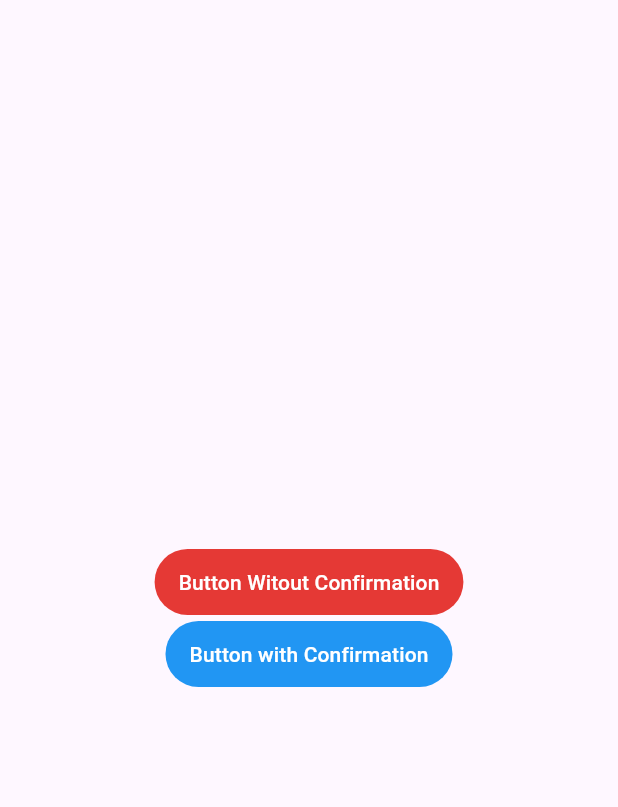
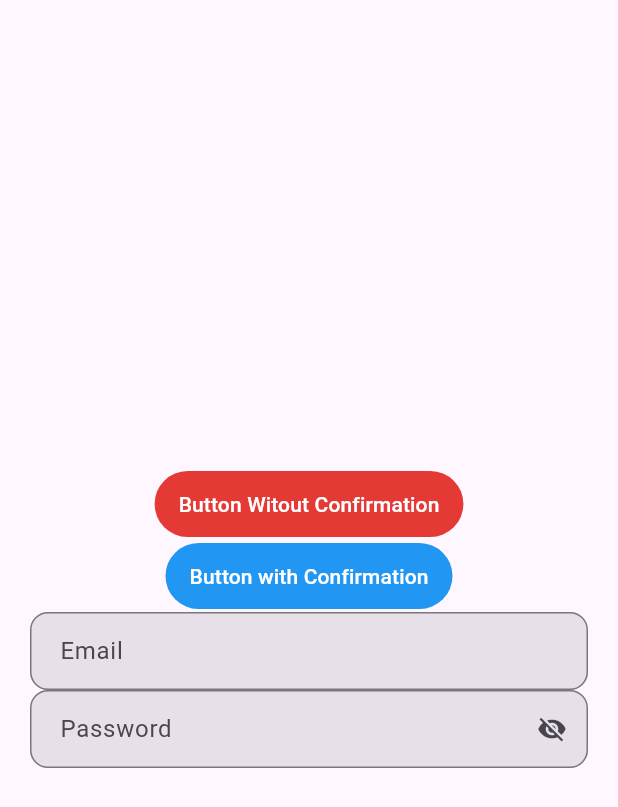
Before and after one commit to bboysidou/reusable_shit, a Flutter app: the screen it shows after launch, on a phone screen of 412 x 824 dp. Shown: the top 807 px of the screen. Run offline on Flutter 3.47's test engine with Material 3 defaults, Android fonts, the light colour scheme and no system bars.

Commit message:
feat: add custom input form

```diff
--- a/flutter/app/lib/main.dart
+++ b/flutter/app/lib/main.dart
@@ -1,6 +1,7 @@
 import 'package:app/widgets/action_button/Action.button.widget.dart';
 import 'package:flutter/material.dart';
 
+import 'widgets/custom_input/Custom_input.widget.dart';
 import 'widgets/custom_scafford/Custom_scaffold.widget.dart';
 
 void main() {
@@ -77,6 +78,16 @@ class _MyHomePageState extends State<MyHomePage> {
                 print("Button pressed");
               },
             ),
+            CustomFormFieldWidget(
+              controller: TextEditingController(),
+              label: "Email",
+              fieldType: FieldType.email,
+            ),
+            CustomFormFieldWidget(
+              controller: TextEditingController(),
+              label: "Password",
+              fieldType: FieldType.password,
+            ),
           ],
         ),
       ),
--- /dev/null
+++ b/flutter/app/lib/widgets/custom_input/Custom_input.widget.dart
@@ -0,0 +1,142 @@
+import 'package:flutter/material.dart';
+
+enum FieldType { text, email, password, phone, number }
+
+class CustomFormFieldWidget extends StatefulWidget {
+  final String label;
+  final String? hintText;
+  final TextEditingController controller;
+  final FieldType fieldType;
+  final bool enabled;
+  final bool enableObscureToggle;
+  final Widget? prefixIcon;
+  final Widget? suffixIcon;
+  final TextInputAction? inputAction;
+  final FormFieldValidator<String>? validatorOverride;
+  final void Function(String)? onChanged;
+
+  const CustomFormFieldWidget({
+    super.key,
+    required this.label,
+    required this.controller,
+    this.fieldType = FieldType.text,
+    this.hintText,
+    this.enabled = true,
+    this.enableObscureToggle = true,
+    this.validatorOverride,
+    this.prefixIcon,
+    this.suffixIcon,
+    this.inputAction,
+    this.onChanged,
+  });
+
+  @override
+  State<CustomFormFieldWidget> createState() => _CustomFormFieldWidgetState();
+}
+
+class _CustomFormFieldWidgetState extends State<CustomFormFieldWidget> {
+  bool _obscureText = true;
+
+  TextInputType _keyboardTypeFor(FieldType type) {
+    switch (type) {
+      case FieldType.email:
+        return TextInputType.emailAddress;
+      case FieldType.password:
+        return TextInputType.visiblePassword;
+      case FieldType.phone:
+        return TextInputType.phone;
+      case FieldType.number:
+        return TextInputType.number;
+      default:
+        return TextInputType.text;
+    }
+  }
+
+  Iterable<String>? _autofillHintsFor(FieldType type) {
+    switch (type) {
+      case FieldType.email:
+        return const [AutofillHints.email];
+      case FieldType.password:
+        return const [AutofillHints.password];
+      case FieldType.phone:
+        return const [AutofillHints.telephoneNumber];
+      case FieldType.number:
+        return const [AutofillHints.creditCardNumber];
+      default:
+        return null;
+    }
+  }
+
+  String? _defaultValidator(String? value) {
+    if (value == null || value.trim().isEmpty) {
+      return '${widget.label} is required';
+    }
+
+    switch (widget.fieldType) {
+      case FieldType.email:
+        final emailRegex = RegExp(r'^[\w-\.]+@([\w-]+\.)+[\w-]{2,4}$');
+        if (!emailRegex.hasMatch(value)) return 'Enter a valid email';
+        break;
+      case FieldType.password:
+        if (value.length < 6) return 'Password must be at least 6 characters';
+        break;
+      default:
+        break;
+    }
+
+    return null;
+  }
+
+  @override
+  Widget build(BuildContext context) {
+    final isPassword = widget.fieldType == FieldType.password;
+
+    return TextFormField(
+      controller: widget.controller,
+      obscureText: isPassword && _obscureText,
+      keyboardType: _keyboardTypeFor(widget.fieldType),
+      enabled: widget.enabled,
+      autofillHints: _autofillHintsFor(widget.fieldType),
+      textInputAction: widget.inputAction,
+      onChanged: widget.onChanged,
+      validator: widget.validatorOverride ?? _defaultValidator,
+      decoration: InputDecoration(
+        labelText: widget.label,
+        hintText: widget.hintText,
+        prefixIcon: widget.prefixIcon,
+        suffixIcon: isPassword && widget.enableObscureToggle
+            ? IconButton(
+                icon: Icon(
+                  _obscureText ? Icons.visibility_off : Icons.visibility,
+                  size: 20,
+                ),
+                onPressed: () => setState(() => _obscureText = !_obscureText),
+              )
+            : widget.suffixIcon,
+        filled: true,
+        fillColor:
+            Theme.of(context).inputDecorationTheme.fillColor ??
+            Theme.of(context).colorScheme.surfaceContainerHighest,
+        contentPadding: const EdgeInsets.symmetric(
+          horizontal: 16,
+          vertical: 14,
+        ),
+        border: OutlineInputBorder(
+          borderRadius: BorderRadius.circular(12),
+          borderSide: BorderSide(color: Theme.of(context).dividerColor),
+        ),
+        enabledBorder: OutlineInputBorder(
+          borderRadius: BorderRadius.circular(12),
+          borderSide: BorderSide(color: Theme.of(context).dividerColor),
+        ),
+        focusedBorder: OutlineInputBorder(
+          borderRadius: BorderRadius.circular(12),
+          borderSide: BorderSide(
+            color: Theme.of(context).colorScheme.primary,
+            width: 1.8,
+          ),
+        ),
+      ),
+    );
+  }
+}
```
